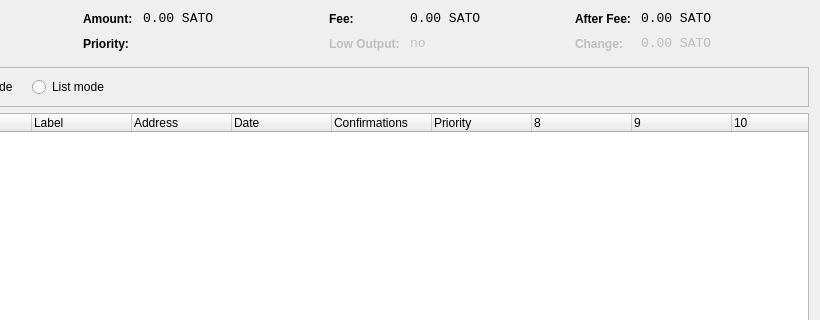
MyCryptoCoins/Helium, file src/qt/forms/coincontroldialog.ui: the form before one commit; both pictures show x 180 to 1000 and y 0 to 320 of the 1000 by 500 pixel window.
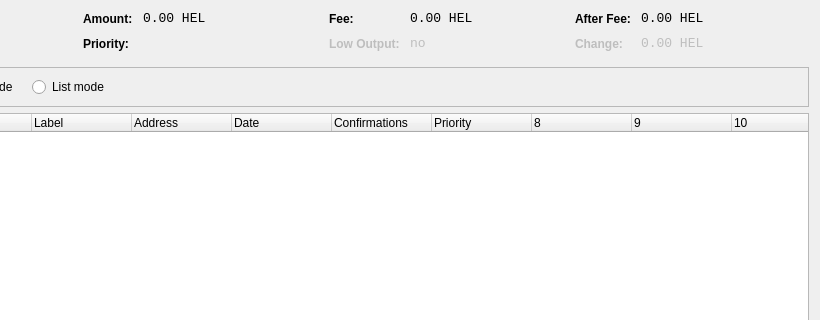
The form after the commit. Custom widgets are drawn as their Qt base class.

The edit to the form file:
```diff
--- a/src/qt/forms/coincontroldialog.ui
+++ b/src/qt/forms/coincontroldialog.ui
@@ -141,7 +141,7 @@
           <enum>Qt::ActionsContextMenu</enum>
          </property>
          <property name="text">
-          <string notr="true">0.00 SATO</string>
+          <string notr="true">0.00 HEL</string>
          </property>
          <property name="textInteractionFlags">
           <set>Qt::LinksAccessibleByMouse|Qt::TextSelectableByKeyboard|Qt::TextSelectableByMouse</set>
@@ -221,7 +221,7 @@
           <enum>Qt::ActionsContextMenu</enum>
          </property>
          <property name="text">
-          <string notr="true">0.00 SATO</string>
+          <string notr="true">0.00 HEL</string>
          </property>
          <property name="textInteractionFlags">
           <set>Qt::LinksAccessibleByMouse|Qt::TextSelectableByKeyboard|Qt::TextSelectableByMouse</set>
@@ -307,7 +307,7 @@
           <enum>Qt::ActionsContextMenu</enum>
          </property>
          <property name="text">
-          <string notr="true">0.00 SATO</string>
+          <string notr="true">0.00 HEL</string>
          </property>
          <property name="textInteractionFlags">
           <set>Qt::LinksAccessibleByMouse|Qt::TextSelectableByKeyboard|Qt::TextSelectableByMouse</set>
@@ -345,7 +345,7 @@
           <enum>Qt::ActionsContextMenu</enum>
          </property>
          <property name="text">
-          <string notr="true">0.00 SATO</string>
+          <string notr="true">0.00 HEL</string>
          </property>
          <property name="textInteractionFlags">
           <set>Qt::LinksAccessibleByMouse|Qt::TextSelectableByKeyboard|Qt::TextSelectableByMouse</set>
```
